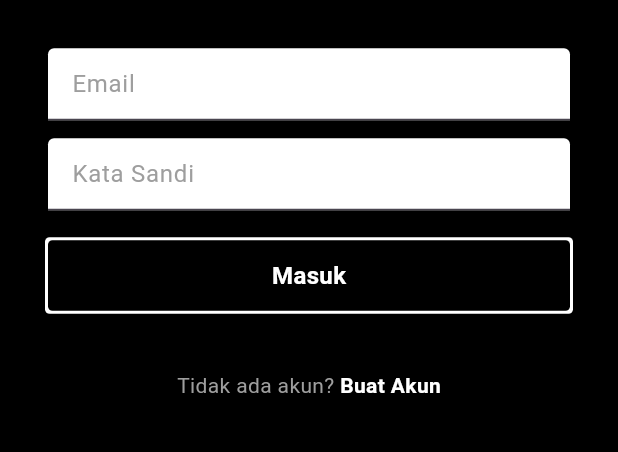
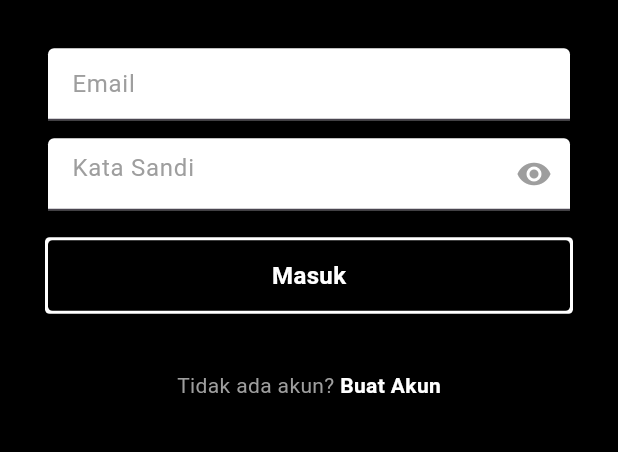
Before and after one commit to Atlan22x/project_gsc, a Flutter app: the screen it shows after launch, on a phone screen of 412 x 824 dp, the part 446-898 px from its top. Run offline on Flutter 3.47's test engine with Material 3 defaults, Android fonts, the phone set to English and light mode, and no system bars; our stand-ins replace cloud_firestore, file_picker, firebase_auth, firebase_core, flutter_chat_types, flutter_chat_ui and 2 more; accounts and stored records are empty.

Commit message:
login.dart

```diff
--- a/lib/screens/login.dart
+++ b/lib/screens/login.dart
@@ -15,6 +15,7 @@ class LogIn extends StatefulWidget {
 }
 
 class _LogInState extends State<LogIn> {
+  bool _isObscure = true;
   bool isConsultant = false;
 
   final TextEditingController _controllerEmail = TextEditingController();
@@ -119,7 +120,19 @@ class _LogInState extends State<LogIn> {
 
             // Password
             TextField(
-              decoration: const InputDecoration(
+              obscureText: _isObscure,
+              decoration: InputDecoration(
+                suffixIcon: IconButton(
+                  icon: Icon(
+                    _isObscure ? Icons.visibility : Icons.visibility_off,
+                    color: Colors.grey,
+                  ),
+                  onPressed: () {
+                    setState(() {
+                      _isObscure = !_isObscure;
+                    });
+                  },
+                ),
                 filled: true,
                 fillColor: foregroundColor,
                 hintText: 'Kata Sandi',
```
